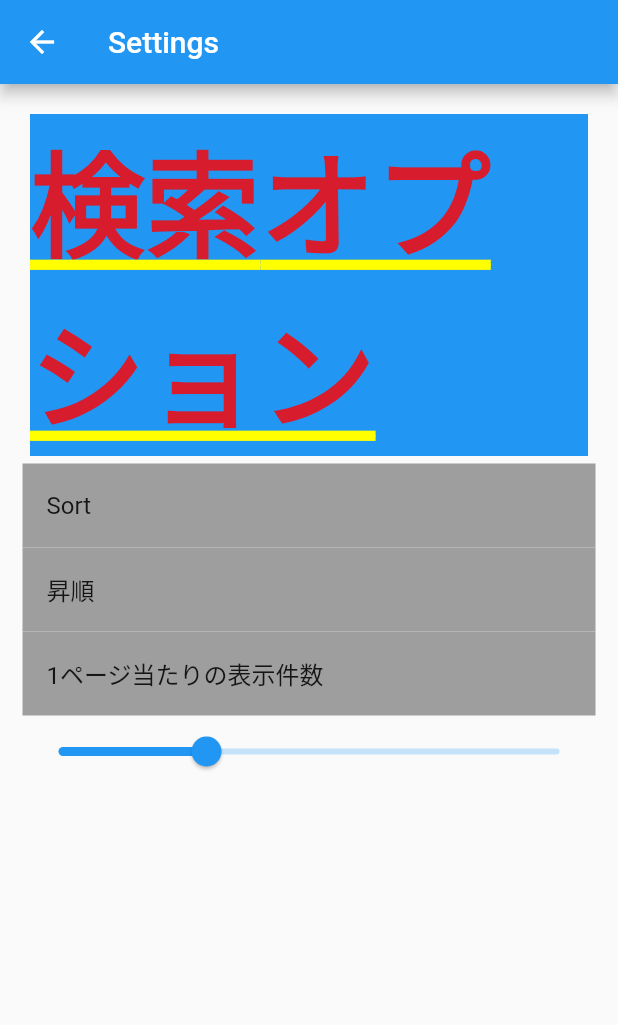
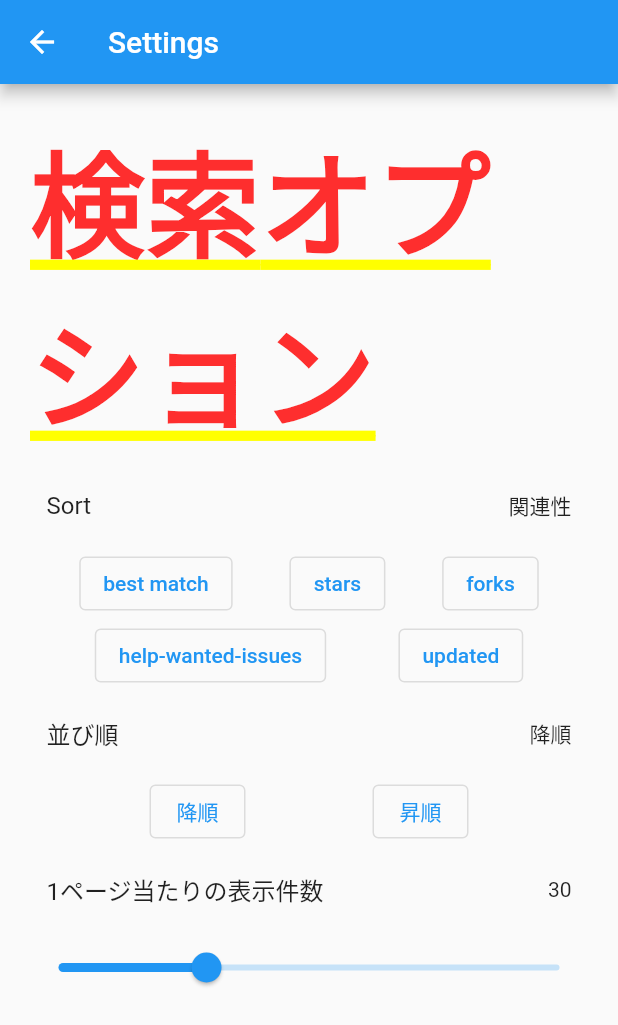
Before and after one commit to GawinGowin/RepositoriesSearcher, a Flutter app: the Settings screen opened directly, on a phone screen of 412 x 824 dp. Shown: the top 1025 px of the screen. Run offline on Flutter 3.47's test engine with Material 2 defaults, Android fonts, the phone set to English and light mode, and no system bars; our stand-ins replace flutter_hooks, hooks_riverpod, riverpod_annotation, yaml; generated files the repository leaves out were written again.

Commit message:
add all setting menu

```diff
--- a/lib/modules/item_card.dart
+++ b/lib/modules/item_card.dart
@@ -7,7 +7,7 @@ Widget ItemCard(context, index, itemList) {
       subtitle: Text('${itemList[index].description}'),
       trailing: IconButton(
         icon: const Icon(Icons.open_in_new),
-        onPressed: () {print('${itemList[index].html_url}');},
+        onPressed: () {debugPrint('${itemList[index].html_url}');},
       ),
       onTap: () => showDialog<String>(
         context: context,
--- a/lib/modules/setting_panel.dart
+++ b/lib/modules/setting_panel.dart
@@ -12,35 +12,130 @@ class SettingPanel extends ConsumerWidget {
     final copyInputField = {...inputField};
 
     double perPage = double.parse(inputField["per_page"]);
+    String order = inputField["order"];
+    String orderShow = order=="desc"? "降順":"昇順";
 
-    return Container(
-      child: Column(
+    String sort = returnSortType(inputField["sort"]);
+
+    debugPrint("$inputField");
+
+    return Column(
         children: [
           ListTile(
-            title: Text('Sort'),
-            tileColor: Colors.grey,
+            title: const Text('Sort'),
+            trailing: Text(sort),
           ),
+
+          Container(
+            width: double.infinity,
+            child: Wrap(
+              alignment: WrapAlignment.spaceEvenly,
+              children: [
+                OutlinedButton(
+                  onPressed: () {
+                    copyInputField["sort"] = "";
+                    final notifier = ref.read(searchFieldNotifierProvider.notifier);
+                    notifier.updateState(copyInputField);
+                  },
+                  child: const Text('best match'),
+                ),
+                OutlinedButton(
+                  onPressed: () {
+                    copyInputField["sort"] = "stars";
+                    final notifier = ref.read(searchFieldNotifierProvider.notifier);
+                    notifier.updateState(copyInputField);
+                  },
+                  child: const Text('stars'),
+                ),
+                OutlinedButton(
+                  onPressed: () {
+                    copyInputField["sort"] = "forks";
+                    final notifier = ref.read(searchFieldNotifierProvider.notifier);
+                    notifier.updateState(copyInputField);
+                  },
+                  child: const Text('forks'),
+                ),
+                OutlinedButton(
+                  onPressed: () {
+                    copyInputField["sort"] = "help-wanted-issues";
+                    final notifier = ref.read(searchFieldNotifierProvider.notifier);
+                    notifier.updateState(copyInputField);
+                  },
+                  child: const Text('help-wanted-issues'),
+                ),
+                OutlinedButton(
+                  onPressed: () {
+                    copyInputField["sort"] = "updated";
+                    final notifier = ref.read(searchFieldNotifierProvider.notifier);
+                    notifier.updateState(copyInputField);
+                  },
+                  child: const Text('updated')
+                ),
+              ],
+            ),
+          ),
+
           ListTile(
-            title: Text('昇順'),
-            tileColor: Colors.grey,
+            title: const Text('並び順'),
+            trailing: Text(orderShow),
           ),
+
+          Row(
+            mainAxisAlignment: MainAxisAlignment.spaceEvenly,
+            children: [
+              OutlinedButton(
+                onPressed: () {
+                  copyInputField["order"] = "desc";
+                  final notifier = ref.read(searchFieldNotifierProvider.notifier);
+                  notifier.updateState(copyInputField);
+                },
+                child: const Text('降順'),
+              ),
+              OutlinedButton(
+                onPressed: () {
+                  copyInputField["order"] = "asc";
+                  final notifier = ref.read(searchFieldNotifierProvider.notifier);
+                  notifier.updateState(copyInputField);
+                },
+                child: const Text('昇順'),
+              ),
+          ],),
+
           ListTile(
-            title: Text('1ページ当たりの表示件数'),
-            tileColor: Colors.grey,
+            title: const Text('1ページ当たりの表示件数'),
+            trailing: Text('${perPage.toInt()}'),
           ),
+
           Slider(
             value: perPage,
             onChanged: (double value){
-            final inputFieldnotifier = ref.read(searchFieldNotifierProvider.notifier);
               copyInputField["per_page"] = "${value.toInt()}";
-            inputFieldnotifier.updateState(copyInputField);
-            print("${value.toInt()}") ;
+              final notifier = ref.read(searchFieldNotifierProvider.notifier);
+              notifier.updateState(copyInputField);
             },
             min: 1,
             max: 100,
             divisions: 99,
           ),
-      ],)
-    );
+      ],);
   }
 }
+
+returnSortType(String text){
+  switch (text){
+    case "stars":
+      return "スター数";
+
+    case "forks":
+      return "フォーク数";
+
+    case "help-wanted-issues":
+      return "Help wanted issues";
+
+    case "updated":
+      return "更新日時";
+
+    default:
+      return "関連性";
+  }
+}
--- a/lib/pages/settings.dart
+++ b/lib/pages/settings.dart
@@ -21,7 +21,6 @@ class Settings extends StatelessWidget {
             Container(
               margin: const EdgeInsets.all(5),
               alignment: Alignment.centerLeft,
-              color: Colors.blue,
               child: Text(
                 '検索オプション',
                 style: DefaultTextStyle.of(context).style.apply(fontSizeFactor: 1.6),
--- a/lib/providers/home_providers.dart
+++ b/lib/providers/home_providers.dart
@@ -19,7 +19,7 @@ class SearchFieldNotifier extends _$SearchFieldNotifier {
   Map<String, dynamic> initMap = <String, dynamic>{
         "q":"",
         "sort":"",
-        "order":"",
+        "order":"desc",
         "per_page":"30",
         "page":"1",
       };
```
Also changed, not shown: lib/providers/home_providers.g.dart. Lines whose indentation alone changed are shown as unchanged.
